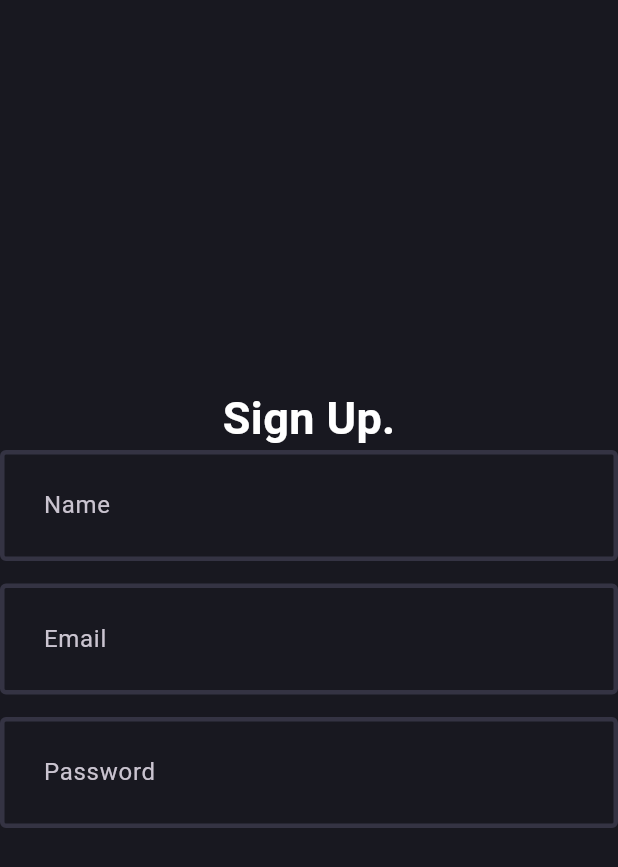
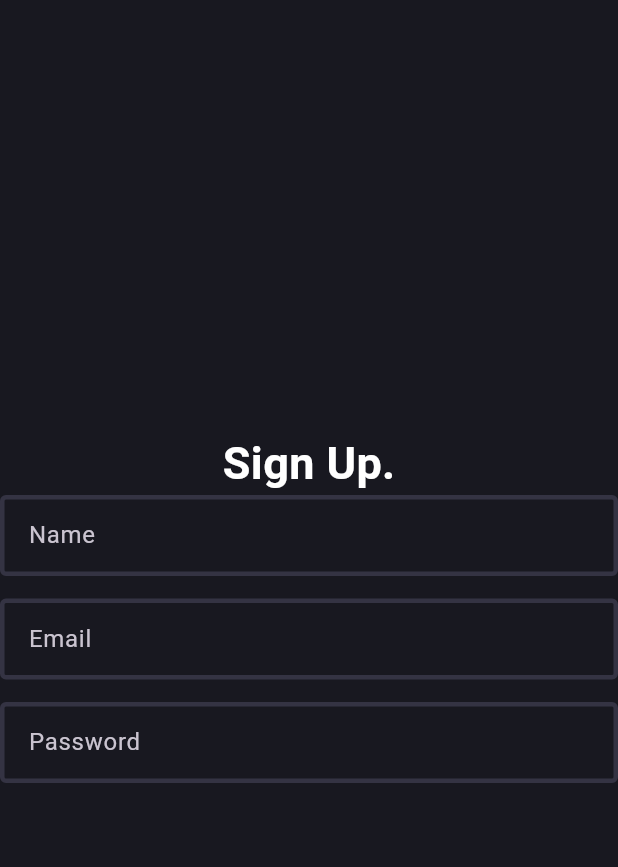
Before and after one commit to BoralAffan/blog_app_with_bloc, a Flutter app: the screen it shows after launch, on a phone screen of 412 x 824 dp. Shown: the top 867 px of the screen. Run offline on Flutter 3.47's test engine with Material 3 defaults, Android fonts, the phone set to English and light mode, and no system bars.

Commit message:
initial commit here

```diff
--- a/lib/features/auth/presentation/widgets/auth_field.dart
+++ b/lib/features/auth/presentation/widgets/auth_field.dart
@@ -19,7 +19,7 @@ class _AuthFieldState extends State<AuthField> {
     obscureText: widget.obscureText,
     decoration: InputDecoration(
       hintText: widget.hintText,
-      contentPadding: EdgeInsets.all(25)
+      contentPadding: EdgeInsets.all(15)
     ),
     );
   }
```
